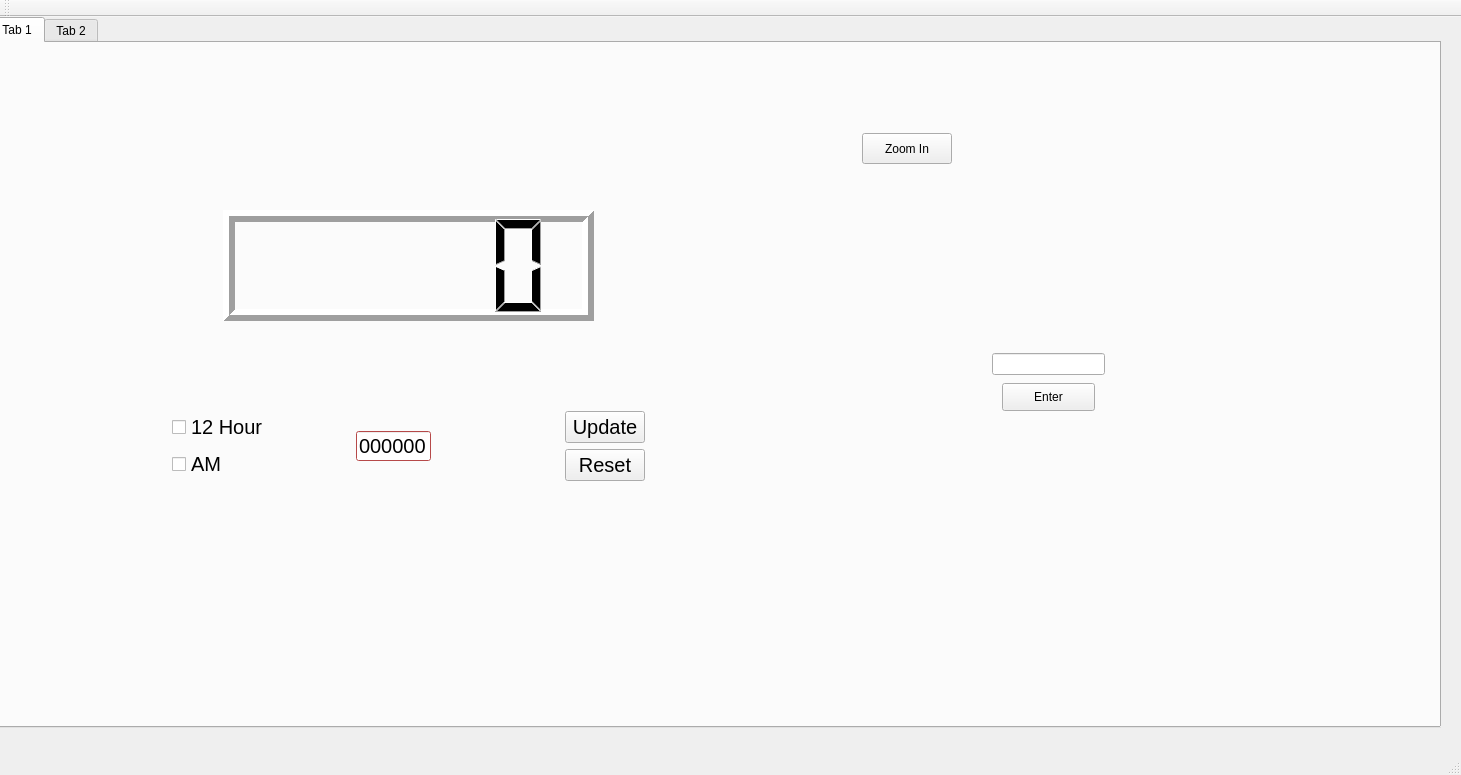
Before: the Qt Designer form WorkingClock/mainwindow.ui in jdrahoz/Clock, drawn with Qt 5.
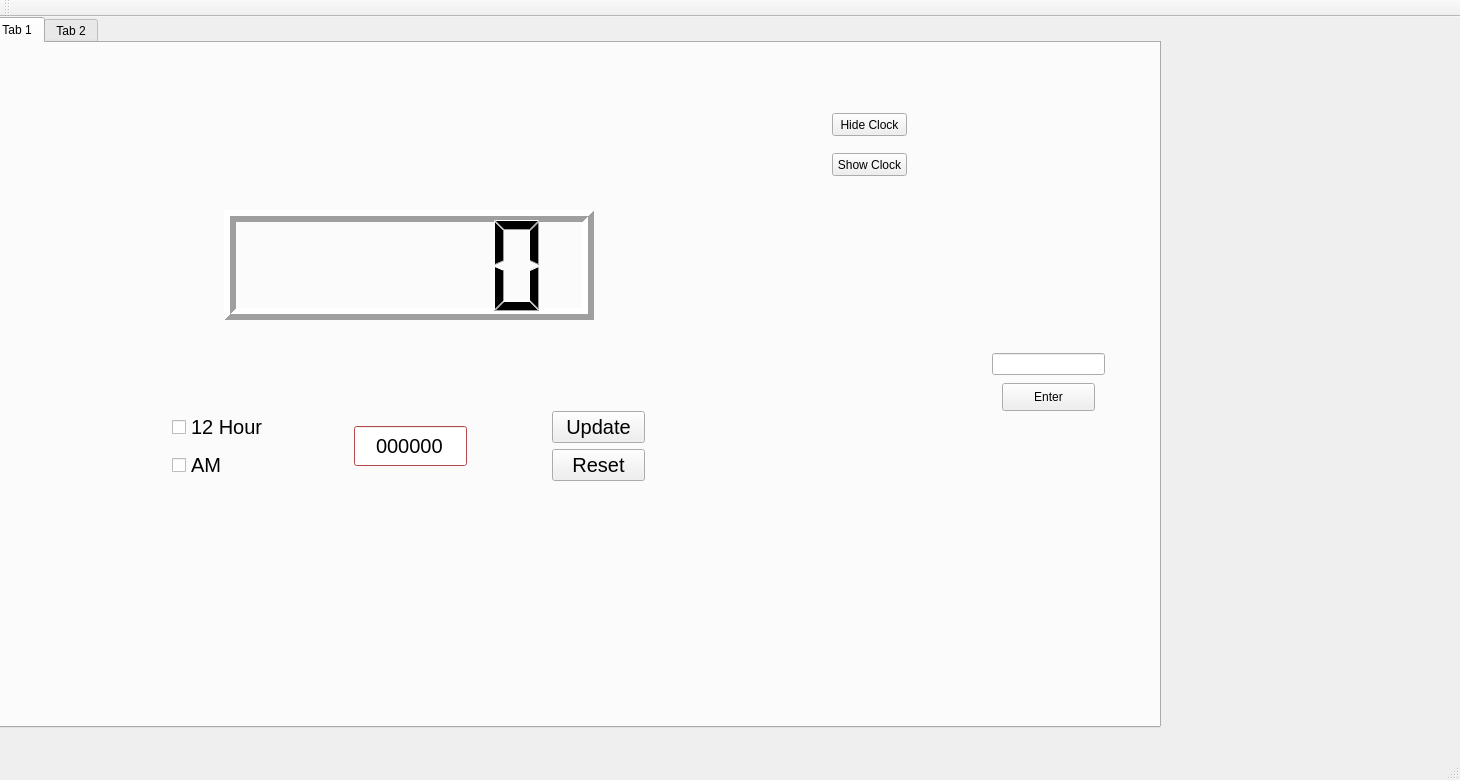
After: the same form once the commit is applied.

Commit message: Modify zooming parameters. Re-add show/hide button

The edit to the form file:
```diff
--- a/WorkingClock/mainwindow.ui
+++ b/WorkingClock/mainwindow.ui
@@ -6,10 +6,22 @@
    <rect>
     <x>0</x>
     <y>0</y>
-    <width>1461</width>
-    <height>775</height>
+    <width>1460</width>
+    <height>780</height>
    </rect>
   </property>
+  <property name="minimumSize">
+   <size>
+    <width>730</width>
+    <height>390</height>
+   </size>
+  </property>
+  <property name="maximumSize">
+   <size>
+    <width>1825</width>
+    <height>975</height>
+   </size>
+  </property>
   <property name="windowTitle">
    <string>MainWindow</string>
   </property>
@@ -19,7 +31,7 @@
      <rect>
       <x>-10</x>
       <y>0</y>
-      <width>1451</width>
+      <width>1171</width>
       <height>711</height>
      </rect>
     </property>
@@ -77,8 +89,8 @@
         <rect>
          <x>10</x>
          <y>20</y>
-         <width>751</width>
-         <height>451</height>
+         <width>771</width>
+         <height>471</height>
         </rect>
        </property>
        <widget class="QWidget" name="layoutWidget">
@@ -126,8 +138,14 @@
              </property>
              <property name="minimumSize">
               <size>
-               <width>371</width>
-               <height>111</height>
+               <width>370</width>
+               <height>110</height>
+              </size>
+             </property>
+             <property name="maximumSize">
+              <size>
+               <width>462</width>
+               <height>137</height>
               </size>
              </property>
              <property name="mouseTracking">
@@ -203,6 +221,24 @@
             <layout class="QVBoxLayout" name="verticalLayout_2">
              <item>
               <widget class="QCheckBox" name="mode">
+               <property name="sizePolicy">
+                <sizepolicy hsizetype="Minimum" vsizetype="Minimum">
+                 <horstretch>0</horstretch>
+                 <verstretch>0</verstretch>
+                </sizepolicy>
+               </property>
+               <property name="minimumSize">
+                <size>
+                 <width>93</width>
+                 <height>32</height>
+                </size>
+               </property>
+               <property name="maximumSize">
+                <size>
+                 <width>116</width>
+                 <height>40</height>
+                </size>
+               </property>
                <property name="font">
                 <font>
                  <pointsize>15</pointsize>
@@ -215,6 +251,24 @@
              </item>
              <item>
               <widget class="QCheckBox" name="am">
+               <property name="sizePolicy">
+                <sizepolicy hsizetype="Minimum" vsizetype="Minimum">
+                 <horstretch>0</horstretch>
+                 <verstretch>0</verstretch>
+                </sizepolicy>
+               </property>
+               <property name="minimumSize">
+                <size>
+                 <width>93</width>
+                 <height>32</height>
+                </size>
+               </property>
+               <property name="maximumSize">
+                <size>
+                 <width>116</width>
+                 <height>40</height>
+                </size>
+               </property>
                <property name="font">
                 <font>
                  <pointsize>15</pointsize>
@@ -245,10 +299,22 @@
              <property name="enabled">
               <bool>true</bool>
              </property>
+             <property name="sizePolicy">
+              <sizepolicy hsizetype="Minimum" vsizetype="Minimum">
+               <horstretch>0</horstretch>
+               <verstretch>0</verstretch>
+              </sizepolicy>
+             </property>
+             <property name="minimumSize">
+              <size>
+               <width>113</width>
+               <height>40</height>
+              </size>
+             </property>
              <property name="maximumSize">
               <size>
-               <width>75</width>
-               <height>30</height>
+               <width>113</width>
+               <height>40</height>
               </size>
              </property>
              <property name="palette">
@@ -689,7 +755,7 @@
              </property>
              <property name="sizeHint" stdset="0">
               <size>
-               <width>128</width>
+               <width>28</width>
                <height>20</height>
               </size>
              </property>
@@ -699,6 +765,24 @@
             <layout class="QVBoxLayout" name="verticalLayout">
              <item>
               <widget class="QPushButton" name="update">
+               <property name="sizePolicy">
+                <sizepolicy hsizetype="Minimum" vsizetype="Minimum">
+                 <horstretch>0</horstretch>
+                 <verstretch>0</verstretch>
+                </sizepolicy>
+               </property>
+               <property name="minimumSize">
+                <size>
+                 <width>93</width>
+                 <height>32</height>
+                </size>
+               </property>
+               <property name="maximumSize">
+                <size>
+                 <width>116</width>
+                 <height>40</height>
+                </size>
+               </property>
                <property name="font">
                 <font>
                  <pointsize>15</pointsize>
@@ -711,6 +795,24 @@
              </item>
              <item>
               <widget class="QPushButton" name="reset">
+               <property name="sizePolicy">
+                <sizepolicy hsizetype="Minimum" vsizetype="Minimum">
+                 <horstretch>0</horstretch>
+                 <verstretch>0</verstretch>
+                </sizepolicy>
+               </property>
+               <property name="minimumSize">
+                <size>
+                 <width>93</width>
+                 <height>32</height>
+                </size>
+               </property>
+               <property name="maximumSize">
+                <size>
+                 <width>116</width>
+                 <height>40</height>
+                </size>
+               </property>
                <property name="font">
                 <font>
                  <pointsize>15</pointsize>
@@ -758,14 +860,27 @@
      <widget class="QPushButton" name="zoomIn">
       <property name="geometry">
        <rect>
-        <x>870</x>
-        <y>90</y>
-        <width>90</width>
-        <height>31</height>
+        <x>840</x>
+        <y>70</y>
+        <width>75</width>
+        <height>23</height>
        </rect>
       </property>
       <property name="text">
-       <string>Zoom In</string>
+       <string>Hide Clock</string>
+      </property>
+     </widget>
+     <widget class="QPushButton" name="showClock">
+      <property name="geometry">
+       <rect>
+        <x>840</x>
+        <y>110</y>
+        <width>75</width>
+        <height>23</height>
+       </rect>
+      </property>
+      <property name="text">
+       <string>Show Clock</string>
       </property>
      </widget>
     </widget>
```
Left out of the diff: 41 changed lines with no effect on the pictures. The commit also changes 3 other files.
